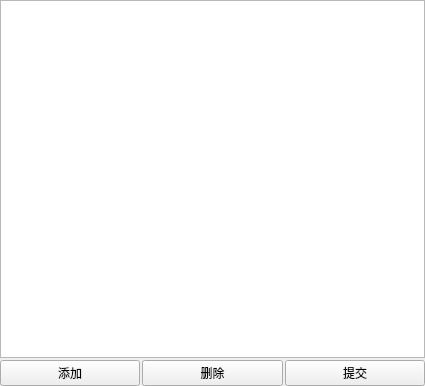
Qt form Staff/job.ui (oaheiw/darwinner) before a commit.
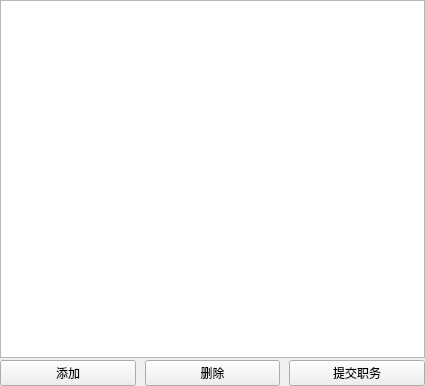
The same form after that commit.

```diff
--- a/Staff/job.ui
+++ b/Staff/job.ui
@@ -37,8 +37,17 @@
    </item>
    <item>
     <layout class="QHBoxLayout" name="horizontalLayout">
+     <property name="spacing">
+      <number>9</number>
+     </property>
      <item>
       <widget class="QPushButton" name="addPushButton">
+       <property name="sizePolicy">
+        <sizepolicy hsizetype="Minimum" vsizetype="Preferred">
+         <horstretch>0</horstretch>
+         <verstretch>0</verstretch>
+        </sizepolicy>
+       </property>
        <property name="minimumSize">
         <size>
          <width>0</width>
@@ -52,6 +61,12 @@
      </item>
      <item>
       <widget class="QPushButton" name="removePushButton">
+       <property name="sizePolicy">
+        <sizepolicy hsizetype="Minimum" vsizetype="Preferred">
+         <horstretch>0</horstretch>
+         <verstretch>0</verstretch>
+        </sizepolicy>
+       </property>
        <property name="minimumSize">
         <size>
          <width>0</width>
@@ -65,6 +80,12 @@
      </item>
      <item>
       <widget class="QPushButton" name="submitPushButton">
+       <property name="sizePolicy">
+        <sizepolicy hsizetype="Minimum" vsizetype="Preferred">
+         <horstretch>0</horstretch>
+         <verstretch>0</verstretch>
+        </sizepolicy>
+       </property>
        <property name="minimumSize">
         <size>
          <width>0</width>
@@ -72,7 +93,7 @@
         </size>
        </property>
        <property name="text">
-        <string>提交</string>
+        <string>提交职务</string>
        </property>
       </widget>
      </item>
```
Left out of the diff: 4 changed lines with no effect on the pictures.
